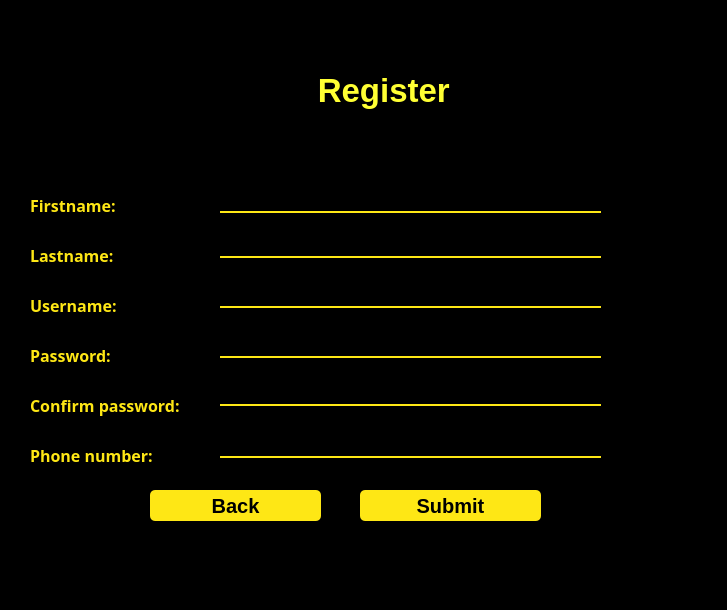
Before: the Qt Designer form untitled/register.ui in MohamadKhavaran/M2-Massenger, drawn with Qt 5.
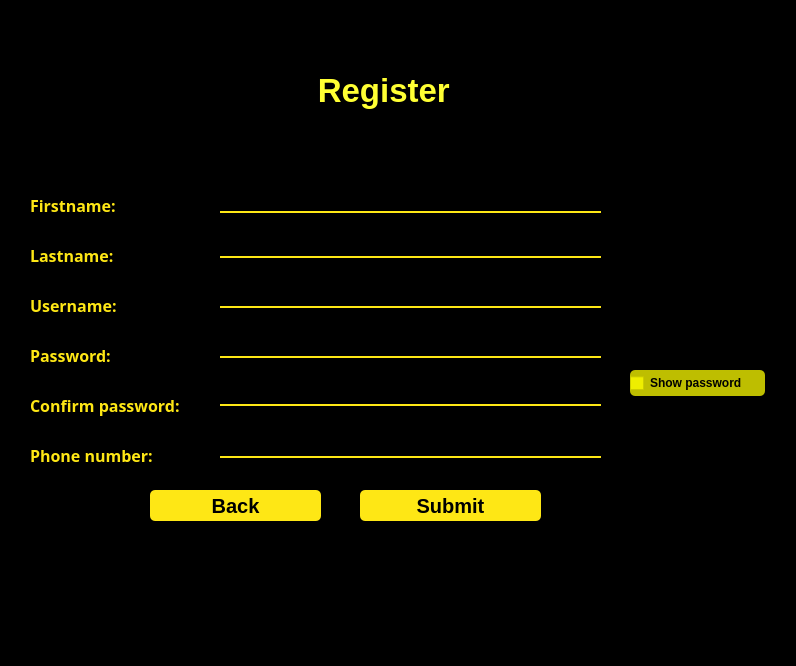
After: the same form once the commit is applied. Icons and pictures are not drawn.

Patch:
```diff
--- a/untitled/register.ui
+++ b/untitled/register.ui
@@ -6,8 +6,8 @@
    <rect>
     <x>0</x>
     <y>0</y>
-    <width>727</width>
-    <height>610</height>
+    <width>796</width>
+    <height>666</height>
    </rect>
   </property>
   <property name="windowTitle">
@@ -18,8 +18,8 @@
     <rect>
      <x>0</x>
      <y>0</y>
-     <width>731</width>
-     <height>611</height>
+     <width>801</width>
+     <height>671</height>
     </rect>
    </property>
    <property name="styleSheet">
@@ -386,6 +386,38 @@
      <string/>
     </property>
    </widget>
+   <widget class="QCheckBox" name="checkBox">
+    <property name="geometry">
+     <rect>
+      <x>630</x>
+      <y>370</y>
+      <width>135</width>
+      <height>26</height>
+     </rect>
+    </property>
+    <property name="font">
+     <font>
+      <bold>true</bold>
+     </font>
+    </property>
+    <property name="styleSheet">
+     <string notr="true">QCheckBox#checkBox{
+	background-color:rgba(255, 255, 0, 190);
+
+	color:rgba(0, 0, 0, 255);
+	border-radius:5px;
+}
+
+
+QCheckBox#checkBox:hover{
+	background-color:rgb(246, 120, 29);
+
+}</string>
+    </property>
+    <property name="text">
+     <string>Show password</string>
+    </property>
+   </widget>
   </widget>
  </widget>
  <resources/>
```
